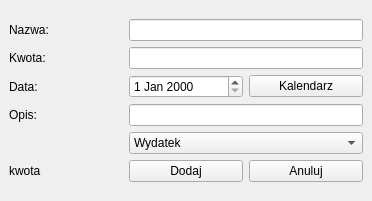
Qt form rozchody.ui (peter890/Wydatnik) before a commit.
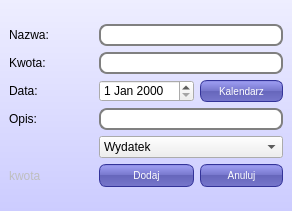
The same form after that commit. Icons and pictures are not drawn.

```diff
--- a/rozchody.ui
+++ b/rozchody.ui
@@ -6,13 +6,68 @@
    <rect>
     <x>0</x>
     <y>0</y>
-    <width>372</width>
-    <height>201</height>
+    <width>292</width>
+    <height>211</height>
    </rect>
   </property>
   <property name="windowTitle">
    <string>Wydatnik - rozchody</string>
   </property>
+  <property name="styleSheet">
+   <string notr="true">/*QPushButton {
+color: white;
+background-color: QLinearGradient( x1: 0, y1: 0, x2: 0, y2: 1, stop: 0 #88d, stop: 0.1 #99e, stop: 0.49 #77c, stop: 0.5 #66b, stop: 1 #77c);
+border-width: 1px;
+border-color: #339;
+border-style: solid;
+border-radius: 7;
+font-size: 10px;
+max-width: 115px;
+max-height: 27px;
+}
+
+QLineEdit {
+   
+    background-color: rgb(255, 255, 241);
+    selection-color: white;                        
+    selection-background-color: rgb(191, 31, 127);
+    border: 2px groove gray;
+    border-radius: 10px;
+    padding: 2px 4px;
+}*/
+QLineEdit {
+padding: 1px;
+border-style: solid;
+border: 2px solid gray;
+border-radius: 8px;
+}
+
+QPushButton {
+color: white;
+background-color: QLinearGradient( x1: 0, y1: 0, x2: 0, y2: 1, stop: 0 #88d, stop: 0.1 #99e, stop: 0.49 #77c, stop: 0.5 #66b, stop: 1 #77c);
+border-width: 1px;
+border-color: #339;
+border-style: solid;
+border-radius: 7;
+padding: 3px;
+font-size: 10px;
+padding-left: 5px;
+padding-right: 5px;
+
+max-width: 110px;
+
+max-height: 15px;
+}
+
+#Rozchody{
+	background: gray;
+}
+#centralwidget{
+	background: QLinearGradient(x1: 0, y1: 0, x2: 0, y2: 1, stop: 0 #eef, stop: 1 #ccf);
+}
+
+</string>
+  </property>
   <widget class="QWidget" name="centralwidget">
    <layout class="QVBoxLayout" name="verticalLayout">
     <item>
@@ -79,6 +134,10 @@
         <property name="text">
          <string>Dodaj</string>
         </property>
+        <property name="icon">
+         <iconset resource="icons/ikony.qrc">
+          <normaloff>:/icon/Add-icon.png</normaloff>:/icon/Add-icon.png</iconset>
+        </property>
        </widget>
       </item>
       <item row="6" column="2">
@@ -86,12 +145,9 @@
         <property name="text">
          <string>Anuluj</string>
         </property>
-       </widget>
-      </item>
-      <item row="6" column="0">
-       <widget class="QLabel" name="label_5">
-        <property name="text">
-         <string>kwota</string>
+        <property name="icon">
+         <iconset resource="icons/ikony.qrc">
+          <normaloff>:/icon/Cancel-icon.png</normaloff>:/icon/Cancel-icon.png</iconset>
         </property>
        </widget>
       </item>
@@ -115,6 +171,16 @@
         </property>
        </widget>
       </item>
+      <item row="6" column="0">
+       <widget class="QLabel" name="label_5">
+        <property name="enabled">
+         <bool>false</bool>
+        </property>
+        <property name="text">
+         <string>kwota</string>
+        </property>
+       </widget>
+      </item>
      </layout>
     </item>
    </layout>
```
